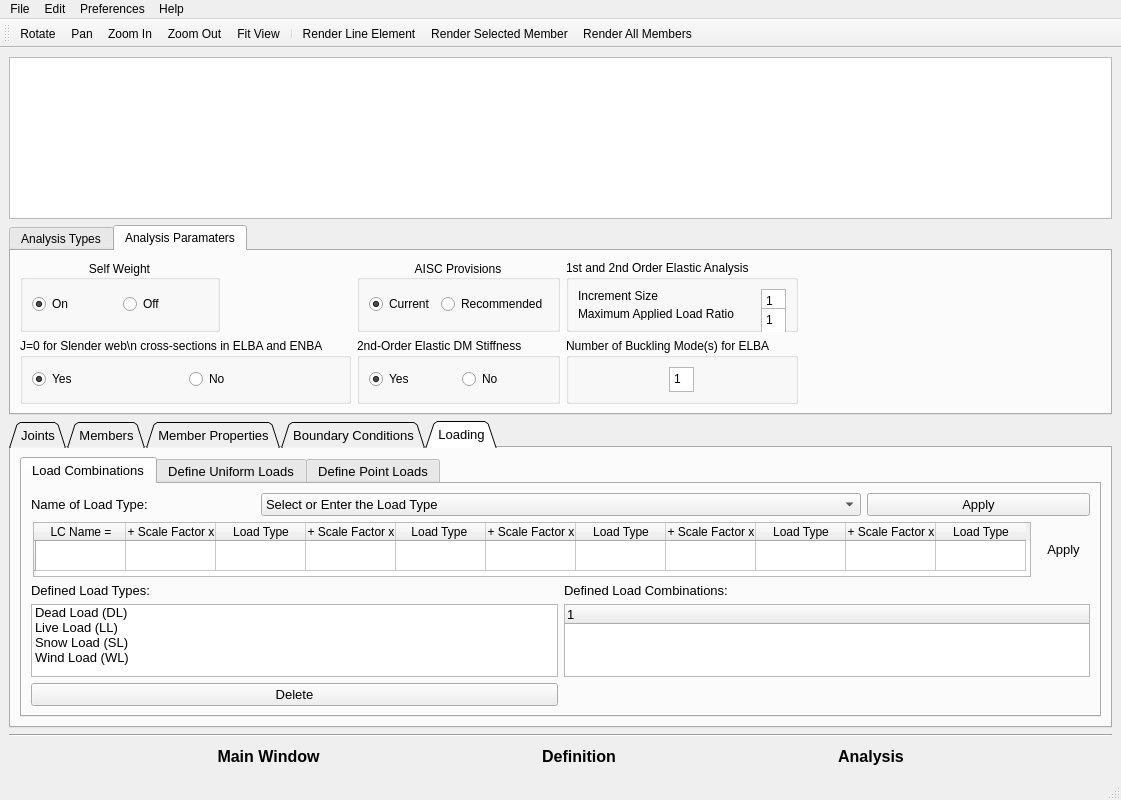
This is GUI dev/Try1_Oguzhan/Sabre2 GUI/SABRE2-V3.ui in oguzhantogay/SABRE2_V2_local as Qt 5 draws it before an edit. The edited form follows.
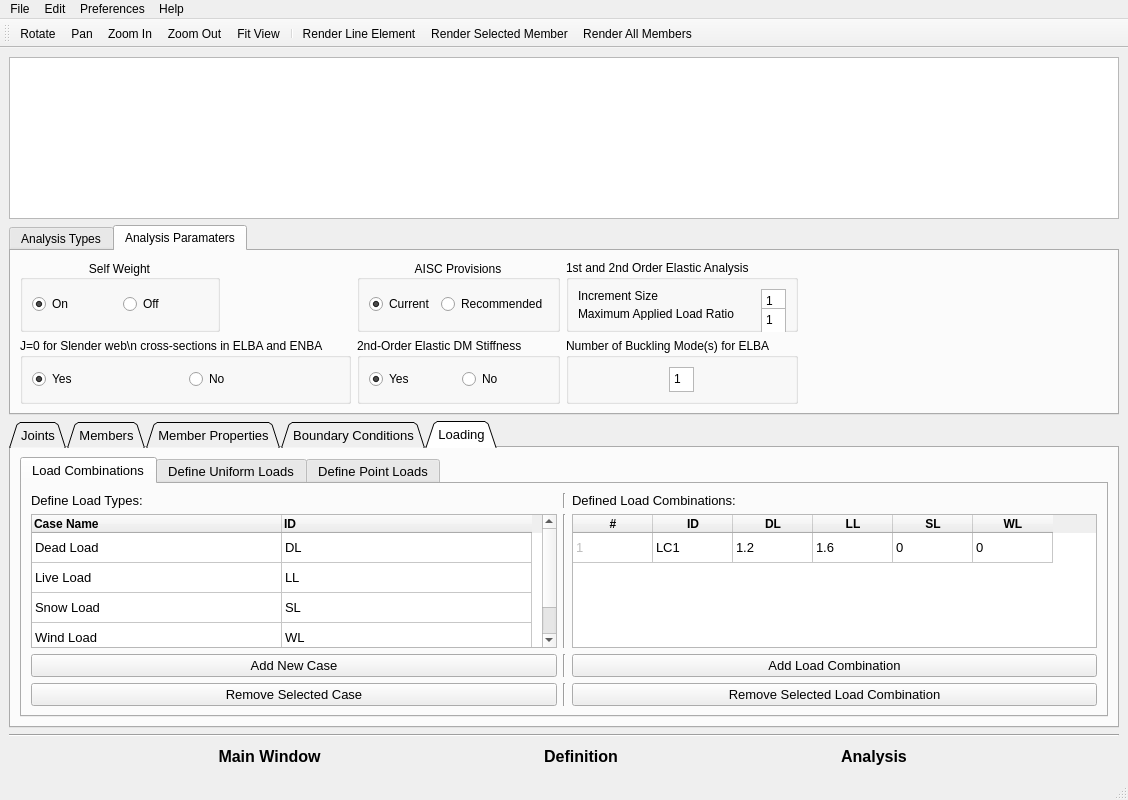
This is the edited form. Icons and pictures are not drawn.

What changed in the file:
```diff
--- a/GUI dev/Try1_Oguzhan/Sabre2 GUI/SABRE2-V3.ui
+++ b/GUI dev/Try1_Oguzhan/Sabre2 GUI/SABRE2-V3.ui
@@ -6,7 +6,7 @@
    <rect>
     <x>0</x>
     <y>0</y>
-    <width>1121</width>
+    <width>1128</width>
     <height>800</height>
    </rect>
   </property>
@@ -2392,214 +2392,335 @@
            </attribute>
            <layout class="QVBoxLayout" name="verticalLayout_6">
             <item>
-             <layout class="QGridLayout" name="gridLayout_2">
+             <layout class="QGridLayout" name="Load_combination_layout">
+              <item row="0" column="0">
+               <widget class="QLabel" name="label">
+                <property name="text">
+                 <string>Define Load Types:</string>
+                </property>
+               </widget>
+              </item>
               <item row="0" column="2">
-               <widget class="QComboBox" name="loadTypeDefine">
-                <property name="minimumSize">
-                 <size>
-                  <width>600</width>
-                  <height>0</height>
-                 </size>
-                </property>
-                <property name="editable">
-                 <bool>false</bool>
-                </property>
-                <item>
-                 <property name="text">
-                  <string>Select or Enter the Load Type</string>
-                 </property>
-                </item>
-                <item>
-                 <property name="text">
-                  <string>Dead Load (DL)</string>
-                 </property>
-                </item>
-                <item>
-                 <property name="text">
-                  <string>Live Load (LL)</string>
-                 </property>
-                </item>
-                <item>
-                 <property name="text">
-                  <string>Snow Load (SL)</string>
-                 </property>
-                </item>
-                <item>
-                 <property name="text">
-                  <string>Wind Load (WL)</string>
-                 </property>
-                </item>
-               </widget>
-              </item>
-              <item row="0" column="3">
-               <widget class="QPushButton" name="loadTypeApply">
-                <property name="text">
-                 <string>Apply</string>
-                </property>
-               </widget>
-              </item>
-              <item row="0" column="1">
-               <widget class="QLabel" name="loadTypeLabel">
-                <property name="text">
-                 <string>Name of Load Type:</string>
-                </property>
-               </widget>
-              </item>
-             </layout>
-            </item>
-            <item>
-             <layout class="QHBoxLayout" name="horizontalLayout_22">
-              <item>
-               <widget class="QTableWidget" name="LC_definition_table">
-                <property name="maximumSize">
-                 <size>
-                  <width>998</width>
-                  <height>55</height>
-                 </size>
-                </property>
-                <attribute name="horizontalHeaderDefaultSectionSize">
-                 <number>90</number>
-                </attribute>
-                <row>
-                 <property name="text">
-                  <string/>
-                 </property>
-                </row>
-                <column>
-                 <property name="text">
-                  <string>LC Name =</string>
-                 </property>
-                </column>
-                <column>
-                 <property name="text">
-                  <string>+ Scale Factor x</string>
-                 </property>
-                </column>
-                <column>
-                 <property name="text">
-                  <string>Load Type</string>
-                 </property>
-                </column>
-                <column>
-                 <property name="text">
-                  <string>+ Scale Factor x</string>
-                 </property>
-                </column>
-                <column>
-                 <property name="text">
-                  <string>Load Type </string>
-                 </property>
-                </column>
-                <column>
-                 <property name="text">
-                  <string>+ Scale Factor x</string>
-                 </property>
-                </column>
-                <column>
-                 <property name="text">
-                  <string>Load Type</string>
-                 </property>
-                </column>
-                <column>
-                 <property name="text">
-                  <string>+ Scale Factor x</string>
-                 </property>
-                </column>
-                <column>
-                 <property name="text">
-                  <string>Load Type</string>
-                 </property>
-                </column>
-                <column>
-                 <property name="text">
-                  <string>+ Scale Factor x</string>
-                 </property>
-                </column>
-                <column>
-                 <property name="text">
-                  <string>Load Type</string>
-                 </property>
-                </column>
-               </widget>
-              </item>
-              <item>
-               <widget class="QToolButton" name="LC_apply_button">
-                <property name="minimumSize">
-                 <size>
-                  <width>0</width>
-                  <height>50</height>
-                 </size>
-                </property>
-                <property name="text">
-                 <string>Apply</string>
-                </property>
-                <property name="iconSize">
-                 <size>
-                  <width>16</width>
-                  <height>50</height>
-                 </size>
-                </property>
-                <property name="autoRaise">
-                 <bool>true</bool>
-                </property>
-               </widget>
-              </item>
-             </layout>
-            </item>
-            <item>
-             <layout class="QGridLayout" name="gridLayout_7">
-              <item row="0" column="1">
                <widget class="QLabel" name="LoadCobinationNamesLabel">
                 <property name="text">
                  <string>Defined Load Combinations:</string>
                 </property>
                </widget>
               </item>
-              <item row="0" column="0">
-               <widget class="QLabel" name="label">
+              <item row="3" column="0">
+               <widget class="QPushButton" name="LoadTypeRemove">
                 <property name="text">
-                 <string>Defined Load Types:</string>
+                 <string>Remove Selected Case</string>
                 </property>
                </widget>
               </item>
               <item row="2" column="0">
-               <widget class="QPushButton" name="loadTypeDelete">
+               <widget class="QPushButton" name="LoadTypeAdd">
                 <property name="text">
-                 <string>Delete</string>
+                 <string>Add New Case</string>
                 </property>
                </widget>
               </item>
               <item row="1" column="0">
-               <widget class="QListWidget" name="listWidget">
-                <item>
+               <widget class="QTableWidget" name="LoadTypeTable">
+                <property name="showGrid">
+                 <bool>true</bool>
+                </property>
+                <attribute name="horizontalHeaderDefaultSectionSize">
+                 <number>250</number>
+                </attribute>
+                <attribute name="verticalHeaderVisible">
+                 <bool>false</bool>
+                </attribute>
+                <row>
                  <property name="text">
-                  <string>Dead Load (DL)</string>
+                  <string>New Row</string>
                  </property>
+                </row>
+                <row>
+                 <property name="text">
+                  <string>New Row</string>
+                 </property>
+                </row>
+                <row>
+                 <property name="text">
+                  <string>New Row</string>
+                 </property>
+                </row>
+                <row>
+                 <property name="text">
+                  <string>New Row</string>
+                 </property>
+                </row>
+                <column>
+                 <property name="text">
+                  <string>Case Name</string>
+                 </property>
+                 <property name="font">
+                  <font>
+                   <weight>75</weight>
+                   <bold>true</bold>
+                  </font>
+                 </property>
+                 <property name="textAlignment">
+                  <set>AlignLeading|AlignVCenter</set>
+                 </property>
+                </column>
+                <column>
+                 <property name="text">
+                  <string>ID</string>
+                 </property>
+                 <property name="font">
+                  <font>
+                   <weight>75</weight>
+                   <bold>true</bold>
+                  </font>
+                 </property>
+                 <property name="textAlignment">
+                  <set>AlignLeading|AlignVCenter</set>
+                 </property>
+                </column>
+                <item row="0" column="0">
+                 <property name="text">
+                  <string>Dead Load</string>
+                 </property>
+                 <property name="flags">
+                  <set>ItemIsDragEnabled|ItemIsUserCheckable|ItemIsEnabled</set>
+                 </property>
                 </item>
-                <item>
+                <item row="0" column="1">
                  <property name="text">
-                  <string>Live Load (LL)</string>
+                  <string>DL</string>
                  </property>
+                 <property name="flags">
+                  <set>ItemIsDragEnabled|ItemIsUserCheckable|ItemIsEnabled</set>
+                 </property>
                 </item>
-                <item>
+                <item row="1" column="0">
                  <property name="text">
-                  <string>Snow Load (SL)</string>
+                  <string>Live Load</string>
                  </property>
+                 <property name="flags">
+                  <set>ItemIsDragEnabled|ItemIsUserCheckable|ItemIsEnabled</set>
+                 </property>
                 </item>
-                <item>
+                <item row="1" column="1">
                  <property name="text">
-                  <string>Wind Load (WL)</string>
+                  <string>LL</string>
+                 </property>
+                 <property name="flags">
+                  <set>ItemIsDragEnabled|ItemIsUserCheckable|ItemIsEnabled</set>
+                 </property>
+                </item>
+                <item row="2" column="0">
+                 <property name="text">
+                  <string>Snow Load</string>
+                 </property>
+                 <property name="flags">
+                  <set>ItemIsDragEnabled|ItemIsUserCheckable|ItemIsEnabled</set>
+                 </property>
+                </item>
+                <item row="2" column="1">
+                 <property name="text">
+                  <string>SL</string>
+                 </property>
+                 <property name="flags">
+                  <set>ItemIsDragEnabled|ItemIsUserCheckable|ItemIsEnabled</set>
+                 </property>
+                </item>
+                <item row="3" column="0">
+                 <property name="text">
+                  <string>Wind Load</string>
+                 </property>
+                 <property name="flags">
+                  <set>ItemIsDragEnabled|ItemIsUserCheckable|ItemIsEnabled</set>
+                 </property>
+                </item>
+                <item row="3" column="1">
+                 <property name="text">
+                  <string>WL</string>
+                 </property>
+                 <property name="flags">
+                  <set>ItemIsDragEnabled|ItemIsUserCheckable|ItemIsEnabled</set>
+                 </property>
+                </item>
+               </widget>
+              </item>
+              <item row="3" column="2">
+               <widget class="QPushButton" name="LoadCombinationRemove">
+                <property name="text">
+                 <string>Remove Selected Load Combination</string>
+                </property>
+               </widget>
+              </item>
+              <item row="2" column="2">
+               <widget class="QPushButton" name="LoadCombinationAdd">
+                <property name="text">
+                 <string>Add Load Combination</string>
+                </property>
+               </widget>
+              </item>
+              <item row="1" column="2">
+               <widget class="QTableWidget" name="LoadCombinationTable">
+                <attribute name="horizontalHeaderDefaultSectionSize">
+                 <number>80</number>
+                </attribute>
+                <attribute name="verticalHeaderVisible">
+                 <bool>false</bool>
+                </attribute>
+                <row>
+                 <property name="text">
+                  <string>New Row</string>
+                 </property>
+                </row>
+                <column>
+                 <property name="text">
+                  <string>#</string>
+                 </property>
+                 <property name="font">
+                  <font>
+                   <weight>75</weight>
+                   <bold>true</bold>
+                  </font>
+                 </property>
+                 <property name="textAlignment">
+                  <set>AlignCenter</set>
+                 </property>
+                </column>
+                <column>
+                 <property name="text">
+                  <string>ID</string>
+                 </property>
+                 <property name="font">
+                  <font>
+                   <weight>75</weight>
+                   <bold>true</bold>
+                  </font>
+                 </property>
+                 <property name="textAlignment">
+                  <set>AlignCenter</set>
+                 </property>
+                </column>
+                <column>
+                 <property name="text">
+                  <string>DL</string>
+                 </property>
+                 <property name="font">
+                  <font>
+                   <weight>75</weight>
+                   <bold>true</bold>
+                  </font>
+                 </property>
+                 <property name="textAlignment">
+                  <set>AlignCenter</set>
+                 </property>
+                </column>
+                <column>
+                 <property name="text">
+                  <string>LL</string>
+                 </property>
+                 <property name="font">
+                  <font>
+                   <weight>75</weight>
+                   <bold>true</bold>
+                  </font>
+                 </property>
+                 <property name="textAlignment">
+                  <set>AlignCenter</set>
+                 </property>
+                </column>
+                <column>
+                 <property name="text">
+                  <string>SL</string>
+                 </property>
+                 <property name="font">
+                  <font>
+                   <weight>75</weight>
+                   <bold>true</bold>
+                  </font>
+                 </property>
+                 <property name="textAlignment">
+                  <set>AlignCenter</set>
+                 </property>
+                </column>
+                <column>
+                 <property name="text">
+                  <string>WL</string>
+                 </property>
+                 <property name="font">
+                  <font>
+                   <weight>75</weight>
+                   <bold>true</bold>
+                  </font>
+                 </property>
+                 <property name="textAlignment">
+                  <set>AlignCenter</set>
+                 </property>
+                </column>
+                <item row="0" column="0">
+                 <property name="text">
+                  <string>1</string>
+                 </property>
+                 <property name="textAlignment">
+                  <set>AlignLeading|AlignVCenter</set>
+                 </property>
+                 <property name="flags">
+                  <set>ItemIsDragEnabled|ItemIsUserCheckable</set>
+                 </property>
+                </item>
+                <item row="0" column="1">
+                 <property name="text">
+                  <string>LC1</string>
+                 </property>
+                </item>
+                <item row="0" column="2">
+                 <property name="text">
+                  <string>1.2</string>
+                 </property>
+                </item>
+                <item row="0" column="3">
+                 <property name="text">
+                  <string>1.6</string>
+                 </property>
+                </item>
+                <item row="0" column="4">
+                 <property name="text">
+                  <string>0</string>
+                 </property>
+                </item>
+                <item row="0" column="5">
+                 <property name="text">
+                  <string>0</string>
                  </property>
                 </item>
                </widget>
               </item>
               <item row="1" column="1">
-               <widget class="QTreeWidget" name="treeWidget">
-                <column>
-                 <property name="text">
-                  <string notr="true">1</string>
-                 </property>
-                </column>
+               <widget class="Line" name="line_2">
+                <property name="orientation">
+                 <enum>Qt::Vertical</enum>
+                </property>
+               </widget>
+              </item>
+              <item row="2" column="1">
+               <widget class="Line" name="line_3">
+                <property name="orientation">
+                 <enum>Qt::Vertical</enum>
+                </property>
+               </widget>
+              </item>
+              <item row="3" column="1">
+               <widget class="Line" name="line_4">
+                <property name="orientation">
+                 <enum>Qt::Vertical</enum>
+                </property>
+               </widget>
+              </item>
+              <item row="0" column="1">
+               <widget class="Line" name="line_5">
+                <property name="orientation">
+                 <enum>Qt::Vertical</enum>
+                </property>
                </widget>
               </item>
              </layout>
@@ -3273,7 +3394,7 @@
     <rect>
      <x>0</x>
      <y>0</y>
-     <width>1121</width>
+     <width>1128</width>
      <height>21</height>
     </rect>
    </property>
```
